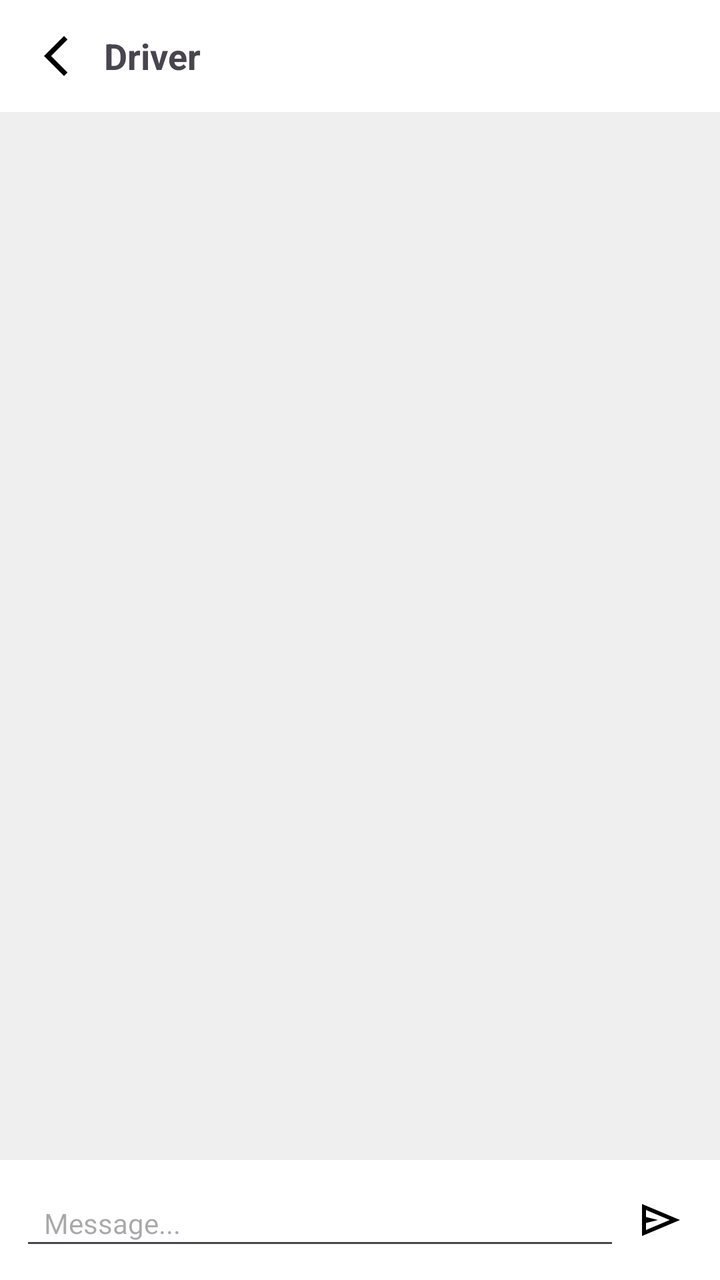
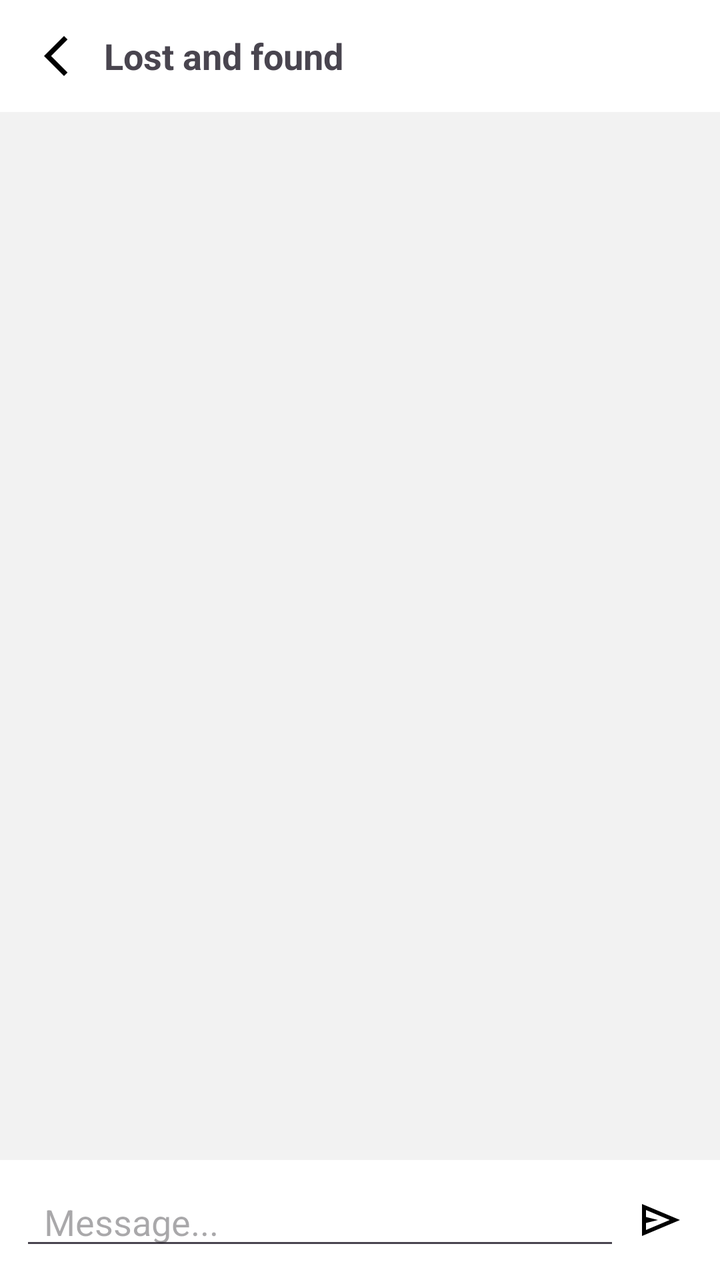

Screens rendered from an Android XML layout before and after an edit, with the pre-edit source and the edit as a unified diff.
<!-- AndroidManifest.xml: application theme Theme.NgGojek -->
<!-- res/layout/activity_chat.xml -->
<?xml version="1.0" encoding="utf-8"?>
<androidx.constraintlayout.widget.ConstraintLayout xmlns:android="http://schemas.android.com/apk/res/android"
    xmlns:app="http://schemas.android.com/apk/res-auto"
    android:layout_width="match_parent"
    android:layout_height="match_parent"
    android:background="#F2F2F2">

    <LinearLayout
        android:id="@+id/topBar"
        android:layout_width="0dp"
        android:layout_height="56dp"
        android:orientation="horizontal"
        android:gravity="center_vertical"
        android:background="@color/white"
        android:paddingStart="16dp"
        android:paddingEnd="16dp"
        app:layout_constraintTop_toTopOf="parent"
        app:layout_constraintStart_toStartOf="parent"
        app:layout_constraintEnd_toEndOf="parent">

        <ImageView
            android:id="@+id/btnBack"
            android:src="@drawable/back"
            android:layout_width="24dp"
            android:layout_height="24dp" />

        <TextView
            android:id="@+id/txtTitle"
            android:text="Driver"
            android:textSize="18sp"
            android:textStyle="bold"
            android:layout_marginStart="12dp"
            android:layout_width="wrap_content"
            android:layout_height="wrap_content" />
    </LinearLayout>

    <ScrollView
        android:id="@+id/chatScroll"
        android:layout_width="0dp"
        android:layout_height="0dp"
        android:fillViewport="true"
        android:background="#EFEFEF"
        app:layout_constraintTop_toBottomOf="@id/topBar"
        app:layout_constraintStart_toStartOf="parent"
        app:layout_constraintEnd_toEndOf="parent"
        app:layout_constraintBottom_toTopOf="@id/bottomInput">

        <LinearLayout
            android:id="@+id/chatContainer"
            android:orientation="vertical"
            android:padding="16dp"
            android:layout_width="match_parent"
            android:layout_height="wrap_content">
        </LinearLayout>

    </ScrollView>

    <LinearLayout
        android:id="@+id/bottomInput"
        android:layout_width="0dp"
        android:layout_height="60dp"
        android:padding="10dp"
        android:background="@color/white"
        android:gravity="center_vertical"
        android:orientation="horizontal"
        app:layout_constraintBottom_toBottomOf="parent"
        app:layout_constraintStart_toStartOf="parent"
        app:layout_constraintEnd_toEndOf="parent">

        <EditText
            android:id="@+id/editMessage"
            android:layout_width="0dp"
            android:layout_height="40dp"
            android:layout_weight="1"
            android:paddingStart="12dp"
            android:hint="Message..."
            android:textSize="14sp" />

        <ImageView
            android:id="@+id/btnSend"
            android:src="@drawable/send"
            android:layout_width="40dp"
            android:padding="8dp"
            android:layout_height="40dp" />

    </LinearLayout>

</androidx.constraintlayout.widget.ConstraintLayout>
<!-- resources referenced by this layout -->
<resources>
  <color name="white">#FFFFFFFF</color>
  <!-- drawable back (drawable) -->
  <vector xmlns:android="http://schemas.android.com/apk/res/android" android:height="24dp" android:tint="#000000" android:viewportHeight="960" android:viewportWidth="960" android:width="24dp">
        
      <path android:fillColor="@android:color/white" android:pathData="M640,880L240,480L640,80L711,151L382,480L711,809L640,880Z"/>
      
  </vector>
  <!-- drawable send (drawable) -->
  <vector xmlns:android="http://schemas.android.com/apk/res/android"
      android:width="24dp"
      android:height="24dp"
      android:viewportWidth="960"
      android:viewportHeight="960">
    <path
        android:pathData="M120,800v-640l760,320 -760,320ZM200,680 L674,480 200,280v140l240,60 -240,60v140ZM200,680v-400,400Z"
        android:fillColor="#000000"/>
  </vector>
  <style name="Theme.NgGojek" parent="Base.Theme.NgGojek" />
  <style name="Base.Theme.NgGojek" parent="Theme.Material3.DayNight.NoActionBar">
          
          
          <item name="android:windowBackground">@color/white</item>
      </style>
</resources>

<!-- the commit's change to res/layout/activity_chat.xml (unified diff, before → after) -->
@@ -5,6 +5,7 @@
     android:layout_height="match_parent"
     android:background="#F2F2F2">
 
+    
     <LinearLayout
         android:id="@+id/topBar"
         android:layout_width="0dp"
@@ -22,11 +23,11 @@
             android:id="@+id/btnBack"
             android:src="@drawable/back"
             android:layout_width="24dp"
-            android:layout_height="24dp" />
+            android:layout_height="24dp"/>
 
         <TextView
             android:id="@+id/txtTitle"
-            android:text="Driver"
+            android:text="Lost and found"
             android:textSize="18sp"
             android:textStyle="bold"
             android:layout_marginStart="12dp"
@@ -34,35 +35,26 @@
             android:layout_height="wrap_content" />
     </LinearLayout>
 
-    <ScrollView
-        android:id="@+id/chatScroll"
+    
+    <androidx.recyclerview.widget.RecyclerView
+        android:id="@+id/recyclerChat"
         android:layout_width="0dp"
         android:layout_height="0dp"
-        android:fillViewport="true"
-        android:background="#EFEFEF"
+        android:padding="8dp"
         app:layout_constraintTop_toBottomOf="@id/topBar"
+        app:layout_constraintBottom_toTopOf="@id/bottomInput"
         app:layout_constraintStart_toStartOf="parent"
-        app:layout_constraintEnd_toEndOf="parent"
-        app:layout_constraintBottom_toTopOf="@id/bottomInput">
+        app:layout_constraintEnd_toEndOf="parent"/>
 
-        <LinearLayout
-            android:id="@+id/chatContainer"
-            android:orientation="vertical"
-            android:padding="16dp"
-            android:layout_width="match_parent"
-            android:layout_height="wrap_content">
-        </LinearLayout>
-
-    </ScrollView>
-
+    
     <LinearLayout
         android:id="@+id/bottomInput"
         android:layout_width="0dp"
         android:layout_height="60dp"
         android:padding="10dp"
         android:background="@color/white"
+        android:orientation="horizontal"
         android:gravity="center_vertical"
-        android:orientation="horizontal"
         app:layout_constraintBottom_toBottomOf="parent"
         app:layout_constraintStart_toStartOf="parent"
         app:layout_constraintEnd_toEndOf="parent">
@@ -72,17 +64,15 @@
             android:layout_width="0dp"
             android:layout_height="40dp"
             android:layout_weight="1"
-            android:paddingStart="12dp"
             android:hint="Message..."
-            android:textSize="14sp" />
+            android:paddingStart="12dp" />
 
         <ImageView
             android:id="@+id/btnSend"
             android:src="@drawable/send"
+            android:padding="8dp"
             android:layout_width="40dp"
-            android:padding="8dp"
             android:layout_height="40dp" />
-
     </LinearLayout>
 
 </androidx.constraintlayout.widget.ConstraintLayout>
